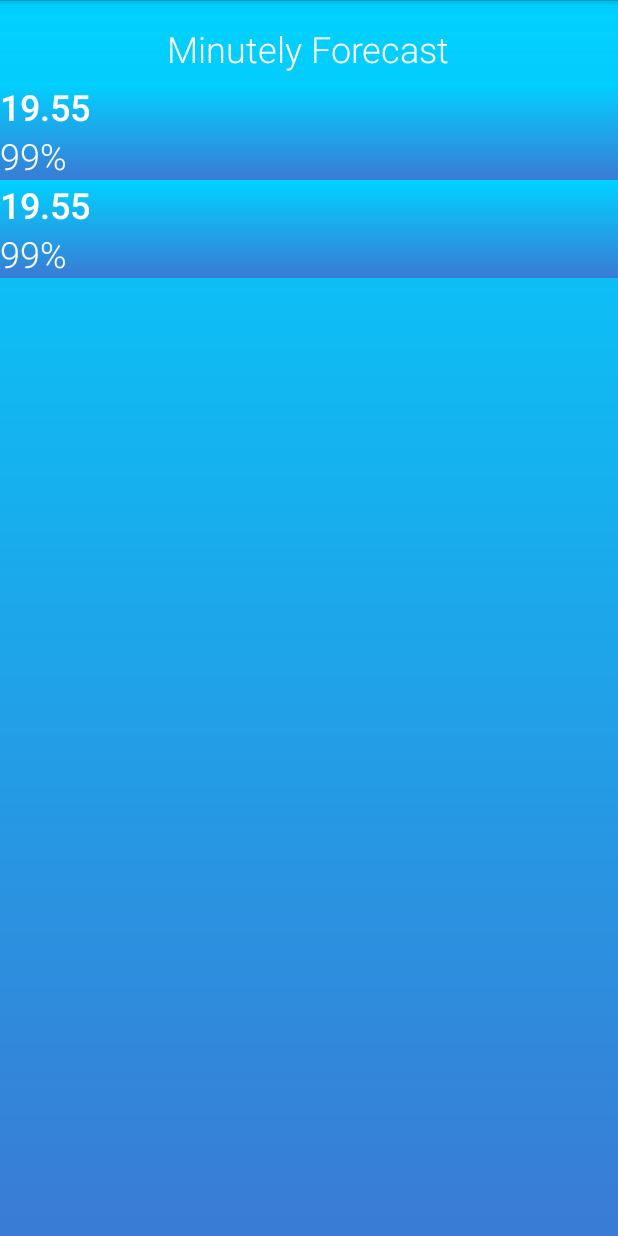
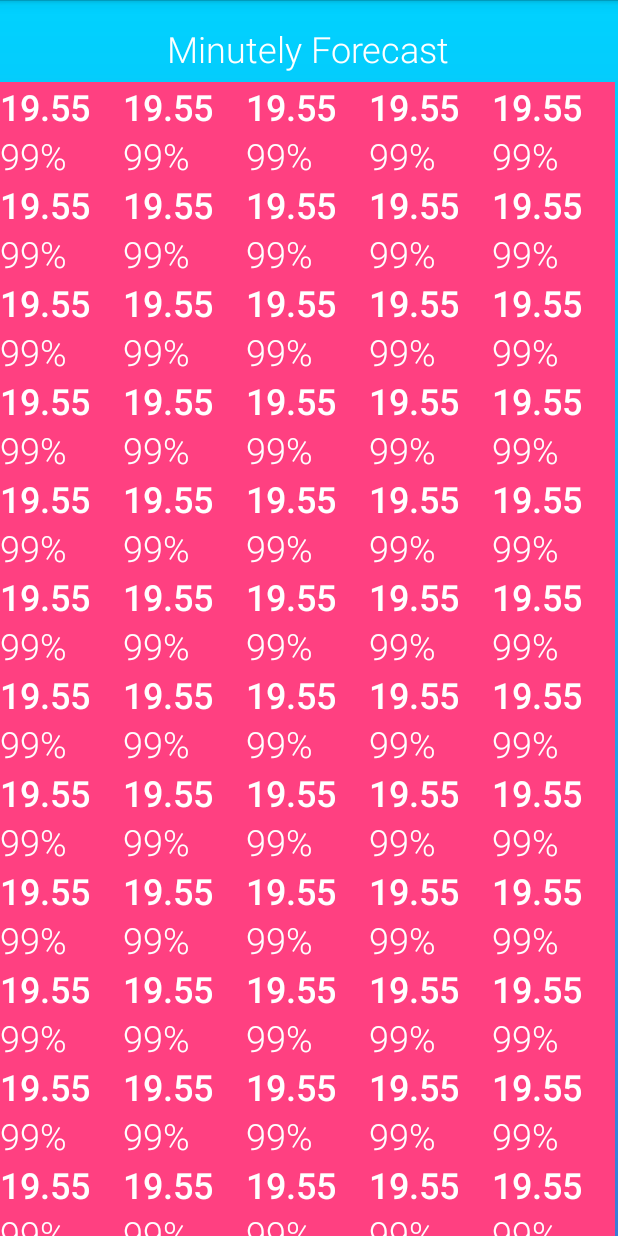
Before and after one commit to JesusJaimeCano/ColorWeather, an Android app: the MinutelyWeatherActivity screen opened directly, with no data from a screen before it, on a phone screen of 412 x 824 dp. Run offline under Robolectric (Android 15) with nearby library versions, the phone set to English and light mode, and no system bars; our stand-ins replace ButterKnife; network calls fail.

```diff
--- a/app/src/main/java/com/example/jesus/colorweather/Day.java
+++ b/app/src/main/java/com/example/jesus/colorweather/Day.java
@@ -13,7 +13,6 @@ public class Day {
     public String getDayname() {
         return dayname;
     }
-
     public void setDayname(String dayname) {
         this.dayname = dayname;
     }
--- a/app/src/main/java/com/example/jesus/colorweather/MinutelyWeatherActivity.java
+++ b/app/src/main/java/com/example/jesus/colorweather/MinutelyWeatherActivity.java
@@ -3,8 +3,11 @@ package com.example.jesus.colorweather;
 import android.app.Activity;
 import android.content.Context;
 import android.os.Bundle;
+import android.support.v7.widget.GridLayoutManager;
+import android.support.v7.widget.LinearLayoutCompat;
 import android.support.v7.widget.LinearLayoutManager;
 import android.support.v7.widget.RecyclerView;
+import android.support.v7.widget.StaggeredGridLayoutManager;
 
 import com.example.jesus.colorweather.Adapters.MinutelyWeatherAdapter;
 
@@ -32,20 +35,15 @@ public class MinutelyWeatherActivity extends Activity {
         minute.setTitle("19.55");
         minute.setRainProbability("99%");
 
-        minutes.add(minute);
-
-        Minute minute2 = new Minute();
-
-        minute2.setTitle("19.55");
-        minute2.setRainProbability("99%");
-
-        minutes.add(minute2);
+        for (int i = 0; i < 300; i++){
+            minutes.add(minute);
+        }
 
         MinutelyWeatherAdapter minutelyWeatherAdapter = new MinutelyWeatherAdapter(this, minutes );
 
         minutelyRecyclerView.setAdapter(minutelyWeatherAdapter);
 
-        RecyclerView.LayoutManager layoutManager = new LinearLayoutManager(this);
+        RecyclerView.LayoutManager layoutManager = new StaggeredGridLayoutManager(5, StaggeredGridLayoutManager.VERTICAL);
 
         minutelyRecyclerView.setLayoutManager(layoutManager);
         minutelyRecyclerView.setHasFixedSize(true);
--- a/app/src/main/res/layout/minutely_list_item.xml
+++ b/app/src/main/res/layout/minutely_list_item.xml
@@ -3,7 +3,10 @@
     xmlns:tools="http://schemas.android.com/tools"
     android:orientation="vertical" android:layout_width="match_parent"
     android:layout_height="wrap_content"
-    android:background="@drawable/bg_gradient_blue">
+    android:background="@color/colorAccent"
+    >
+    <!--android:background="@drawable/bg_gradient_blue"
+    -->
 
     <TextView
         style="@style/mainFront"
```
Also changed, not shown: app/src/main/java/com/example/jesus/colorweather/MainActivity.java (+139 -0 lines).
